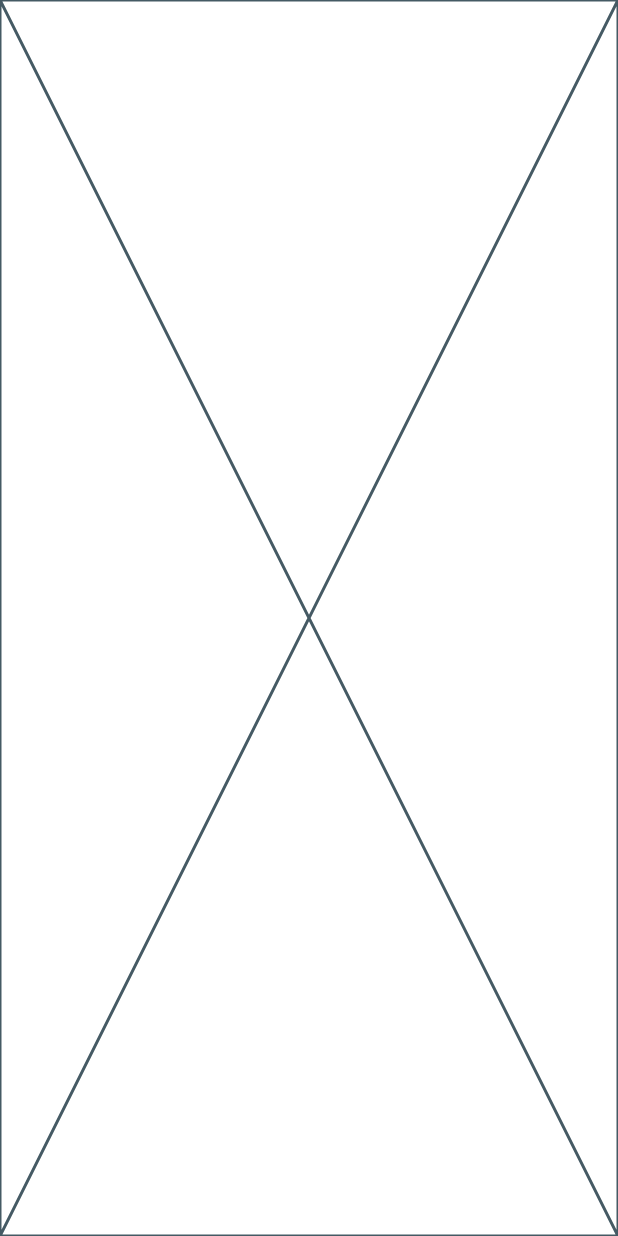
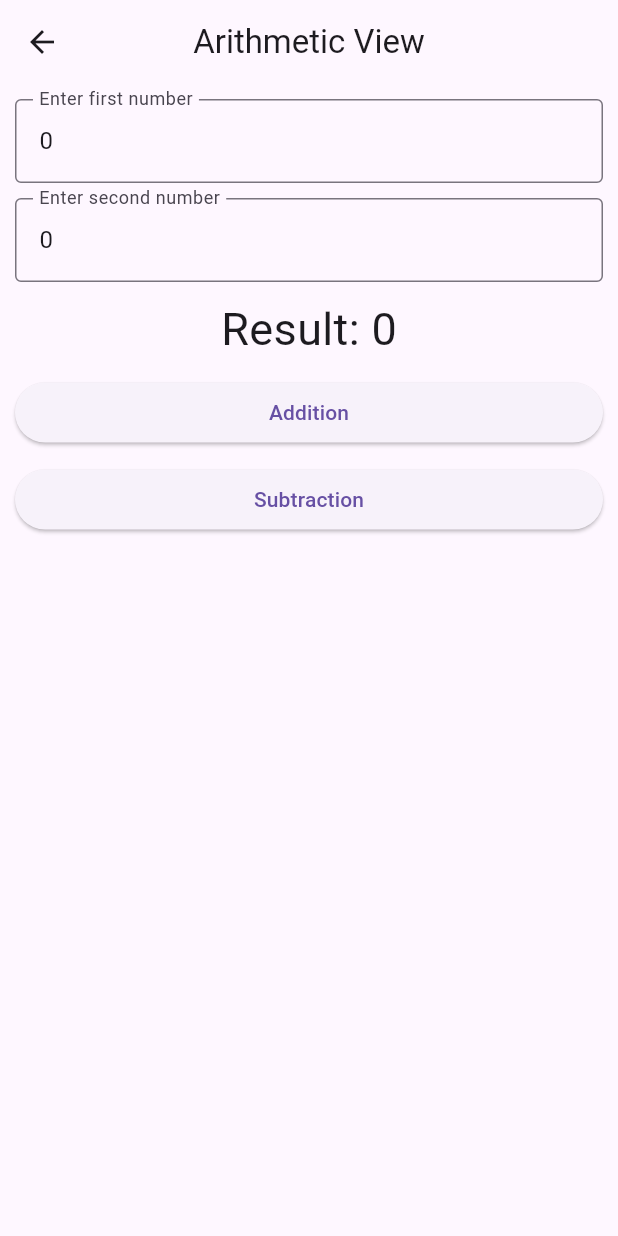
Before and after one commit to Allan0092/first_assignment, a Flutter app: the screen it shows after launch, after a tap on "Arithmetic", on a phone screen of 412 x 824 dp. Run offline on Flutter 3.47's test engine with Material 3 defaults, Android fonts, the phone set to English and light mode, and no system bars.

Commit message:
finished arithmetic view

```diff
--- a/lib/view/arithmetic_view.dart
+++ b/lib/view/arithmetic_view.dart
@@ -8,8 +8,93 @@ class ArithmeticView extends StatefulWidget {
 }
 
 class _ArithmeticViewState extends State<ArithmeticView> {
+  final firstController = TextEditingController(text: '0');
+  final secondController = TextEditingController(text: '0');
+  final myKey = GlobalKey<FormState>();
+  int result = 0;
+
   @override
   Widget build(BuildContext context) {
-    return const Placeholder();
+    return Scaffold(
+      appBar: AppBar(
+        title: const Text('Arithmetic View'),
+        centerTitle: true,
+        elevation: 0,
+      ),
+      body: Padding(
+        padding: const EdgeInsets.all(10),
+        child: Form(
+          key: myKey,
+          child: Column(
+            children: [
+              TextFormField(
+                controller: firstController,
+                keyboardType: TextInputType.number,
+                decoration: const InputDecoration(
+                  labelText: 'Enter first number',
+                  border: OutlineInputBorder(),
+                ),
+                validator: (value) {
+                  if (value == null || value.isEmpty) {
+                    return 'Please enter first no';
+                  }
+                  return null;
+                },
+              ),
+              const SizedBox(height: 10),
+              TextFormField(
+                controller: secondController,
+                keyboardType: TextInputType.number,
+                decoration: const InputDecoration(
+                  labelText: 'Enter second number',
+                  border: OutlineInputBorder(),
+                ),
+                validator: (value) {
+                  if (value == null || value.isEmpty) {
+                    return 'Please enter second no';
+                  }
+                  return null;
+                },
+              ),
+              const SizedBox(height: 10),
+              Text(
+                'Result: $result',
+                style: const TextStyle(fontSize: 30),
+              ),
+              const SizedBox(height: 10),
+              SizedBox(
+                width: double.infinity,
+                child: ElevatedButton(
+                  onPressed: () {
+                    if (myKey.currentState!.validate()) {
+                      setState(() {
+                        result = int.parse(firstController.text) +
+                            int.parse(secondController.text);
+                      });
+                    }
+                  },
+                  child: const Text('Addition'),
+                ),
+              ),
+              const SizedBox(height: 10),
+              SizedBox(
+                width: double.infinity,
+                child: ElevatedButton(
+                  onPressed: () {
+                    if (myKey.currentState!.validate()) {
+                      setState(() {
+                        result = int.parse(firstController.text) -
+                            int.parse(secondController.text);
+                      });
+                    }
+                  },
+                  child: const Text('Subtraction'),
+                ),
+              )
+            ],
+          ),
+        ),
+      ),
+    );
   }
 }
```
